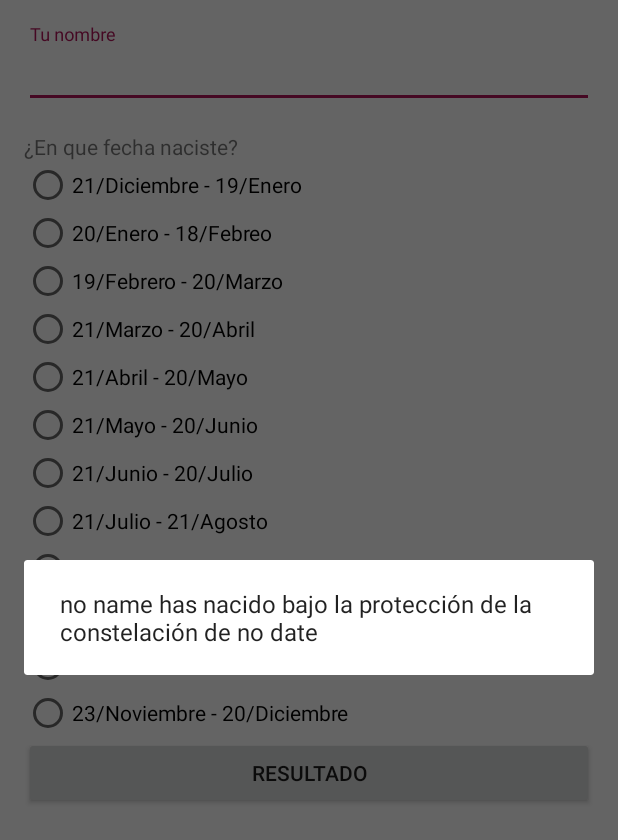
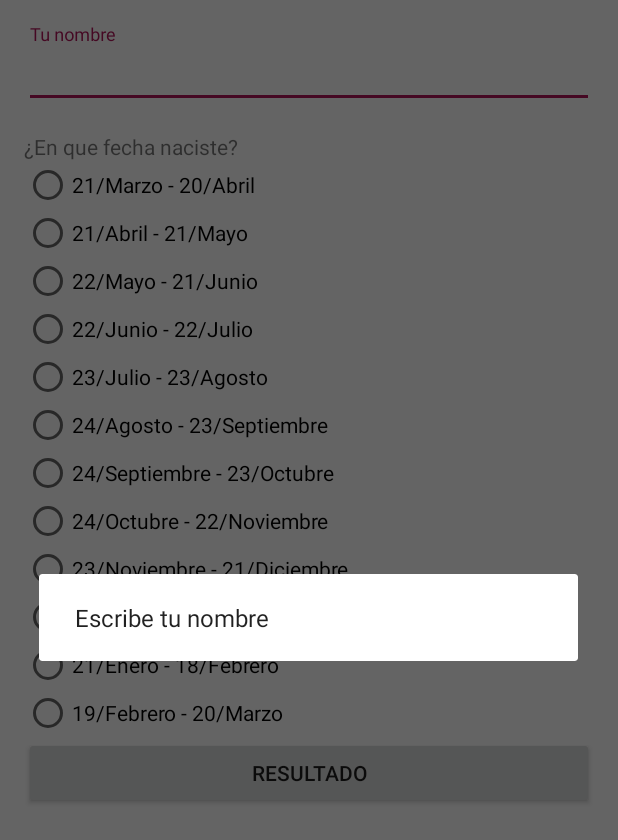
Before and after one commit to ovan66/CiberZodiac, an Android app: the ZodiacActivity screen opened directly, with no data from a screen before it, after a tap on "RESULTADO", on a phone screen of 412 x 824 dp. Shown: the top 840 px of the screen. Run offline under Robolectric (Android 15) with nearby library versions, the light colour scheme and no system bars; 1 statement that could not run was skipped.

Commit message:
final commitment

```diff
--- a/app/src/main/java/bastian/ciberzodiac/data/ResultZodiac.java
+++ b/app/src/main/java/bastian/ciberzodiac/data/ResultZodiac.java
@@ -18,7 +18,14 @@
     }
 
     public String result(){
-        { return nameSearcher() + " has nacido bajo la protección de la constelación de " +dateComparation();}
+        if (nameSearcher().equals("no name")){
+            return "Escribe tu nombre";
+        }else if ("no date".equals(dateComparation())){
+            return "Escoge una fecha";
+        }else if ((nameSearcher().equals("no name"))&&(dateComparation().equals("no date"))){
+            return "Escribe tu nombre y Escoge una fecha";
+        }else{
+            return nameSearcher() + " has nacido bajo la protección de la constelación de " +dateComparation();}
     }
 
     private String nameSearcher(){
@@ -51,42 +58,42 @@
                 matcher = i;
             }
         }
-        if (matcher == 1){
+        if (matcher == 0){
             return "Aries";}
 
-        else if (matcher == 2){
+        else if (matcher == 1){
             return "Tauro";}
 
-        else if (matcher == 3){
+        else if (matcher == 2){
             return "Géminis";}
 
-        else if (matcher == 4){
+        else if (matcher == 3){
             return "Cáncer";}
 
-        else if (matcher == 5){
+        else if (matcher == 4){
             return "Leo";}
 
-        else if (matcher == 6){
+        else if (matcher == 5){
             return "Virgo";}
 
-        else if (matcher == 7){
+        else if (matcher == 6){
             return "Libra";}
 
-        else if (matcher == 8){
+        else if (matcher == 7){
             return "Escorpio";}
 
-        else if (matcher == 9){
+        else if (matcher == 8){
             return "Sagitario";}
 
-        else if (matcher == 10){
+        else if (matcher == 9){
             return "Capricornio";}
 
-        else if (matcher == 11){
+        else if (matcher == 10){
             return "Acuario";}
 
-        else if (matcher == 12){
+        else if (matcher == 11){
             return "Piscis";}
-        else {
+        else{
             return "no date";
         }
     }
--- a/app/src/main/java/bastian/ciberzodiac/view/ZodiacActivity.java
+++ b/app/src/main/java/bastian/ciberzodiac/view/ZodiacActivity.java
@@ -18,7 +18,6 @@
 import static android.R.attr.name;
 
 public class ZodiacActivity extends AppCompatActivity {
-
 
     private TextInputEditText nameEt;
     private RadioGroup radioGroup;
--- a/app/src/main/java/bastian/ciberzodiac/view/resultBtn.java
+++ /dev/null
@@ -1,65 +0,0 @@
-package bastian.ciberzodiac.view;
-
-
-import android.os.Bundle;
-import android.support.annotation.Nullable;
-import android.support.design.widget.TextInputEditText;
-import android.support.v4.app.Fragment;
-import android.support.v7.app.AlertDialog;
-import android.view.LayoutInflater;
-import android.view.View;
-import android.view.ViewGroup;
-import android.widget.Button;
-import android.widget.EditText;
-import android.widget.RadioButton;
-import android.widget.RadioGroup;
-
-import bastian.ciberzodiac.R;
-import bastian.ciberzodiac.data.ResultZodiac;
-
-
-/**
- * A simple {@link Fragment} subclass.
- */
-public class resultBtn extends Fragment {
-
-
-    private TextInputEditText nameEt;
-    private RadioGroup radioGroup;
-
-    public resultBtn() {
-        // Required empty public constructor
-    }
-
-    @Override
-    public View onCreateView(LayoutInflater inflater, ViewGroup container,
-                             Bundle savedInstanceState) {
-        // Inflate the layout for this fragment
-        return inflater.inflate(R.layout.fragment_result_btn, container, false);
-    }
-
-    @Override
-    public void onViewCreated(View view, @Nullable Bundle savedInstanceState) {
-        super.onViewCreated(view, savedInstanceState);
-        nameEt = (TextInputEditText) view.findViewById(R.id.nameEt);
-        radioGroup = (RadioGroup) view.findViewById(R.id.dateRg);
-
-        Button button= (Button) view.findViewById(R.id.ResultBtn);
-        button.setOnClickListener(new View.OnClickListener() {
-            @Override
-            public void onClick(View v) {
-                String name = nameEt.getText().toString();
-                int radioBtn = radioGroup.getCheckedRadioButtonId();
-                String date = "";
-                if (radioBtn != -1);
-                RadioButton radioButton = (RadioButton) radioGroup.findViewById(radioBtn);
-                date = radioButton.getText().toString();
-                ResultZodiac resultZodiac = new ResultZodiac(name,date, getContext());
-                AlertDialog.Builder dialog = new AlertDialog.Builder(getContext());
-                dialog.setMessage(resultZodiac.result());
-                dialog.show();
-
-            }
-        });
-    }
-}
--- a/app/src/main/res/layout/activity_zodiac.xml
+++ b/app/src/main/res/layout/activity_zodiac.xml
@@ -40,11 +40,7 @@
             android:layout_width="match_parent"
             android:layout_height="wrap_content" />
 
-        <RadioButton
-            android:text="@string/Piscis"
-            android:layout_width="match_parent"
-            android:layout_height="wrap_content"
-            android:id="@+id/radioButton" />
+
 
         <RadioButton
             android:text="@string/Aries"
@@ -90,14 +86,19 @@
             android:text="@string/Acuario"
             android:layout_width="match_parent"
             android:layout_height="wrap_content" />
+        <RadioButton
+            android:text="@string/Piscis"
+            android:layout_width="match_parent"
+            android:layout_height="wrap_content"
+            android:id="@+id/radioButton" />
 
-        <fragment
-            android:id="@+id/resultBtn"
-            android:name="bastian.ciberzodiac.view.resultBtn"
+        <Button
+            android:layout_marginBottom="50dp"
+            android:id="@+id/ResultBtn"
+            android:text="Resultado"
             android:layout_width="match_parent"
             android:layout_height="0dp"
-            android:layout_weight="1"
-            tools:layout="@layout/fragment_result_btn" />
+            android:layout_weight="1"/>
 
     </RadioGroup>
     </ScrollView>
--- a/app/src/main/res/layout/fragment_result_btn.xml
+++ /dev/null
@@ -1,14 +0,0 @@
-<FrameLayout xmlns:android="http://schemas.android.com/apk/res/android"
-    xmlns:tools="http://schemas.android.com/tools"
-    android:layout_width="match_parent"
-    android:layout_height="match_parent"
-    tools:context="bastian.ciberzodiac.view.resultBtn">
-
-    <Button
-        android:layout_marginBottom="50dp"
-        android:id="@+id/ResultBtn"
-        android:text="Resultado"
-        android:layout_width="match_parent"
-        android:layout_height="wrap_content" />
-
-</FrameLayout>
--- a/app/src/main/res/values/strings.xml
+++ b/app/src/main/res/values/strings.xml
@@ -3,20 +3,17 @@
     <string name="action_settings">Settings</string>
     <string name="title_activity_zodiac">ZodiacActivity</string>
 
-    <string name="Aries">20/Enero - 18/Febreo</string>
-    <string name="Tauro">19/Febrero - 20/Marzo</string>
-    <string name="Géminis">21/Marzo - 20/Abril</string>
-    <string name="Cáncer">21/Abril - 20/Mayo</string>
-    <string name="Leo">21/Mayo - 20/Junio</string>
-    <string name="Virgo">21/Junio - 20/Julio</string>
-    <string name="Libra">21/Julio - 21/Agosto</string>
-    <string name="Escorpio">22/Agosto - 22/Septiembre</string>
-    <string name="Sagitario">23/Septiembre - 22/Octubre</string>
-    <string name="Capricornio">23/Octubre - 22/Noviembre</string>
-    <string name="Acuario">23/Noviembre - 20/Diciembre</string>
-    <string name="Piscis">21/Diciembre - 19/Enero</string>
-
-    <!-- TODO: Remove or change this placeholder text -->
-    <string name="hello_blank_fragment">Hello blank fragment</string>
+    <string name="Aries">21/Marzo - 20/Abril</string>
+    <string name="Tauro">21/Abril - 21/Mayo</string>
+    <string name="Géminis">22/Mayo - 21/Junio</string>
+    <string name="Cáncer">22/Junio - 22/Julio</string>
+    <string name="Leo">23/Julio - 23/Agosto</string>
+    <string name="Virgo">24/Agosto - 23/Septiembre</string>
+    <string name="Libra">24/Septiembre - 23/Octubre</string>
+    <string name="Escorpio">24/Octubre - 22/Noviembre</string>
+    <string name="Sagitario">23/Noviembre - 21/Diciembre</string>
+    <string name="Capricornio">22/Diciembre - 20/Enero</string>
+    <string name="Acuario">21/Enero - 18/Febrero</string>
+    <string name="Piscis">19/Febrero - 20/Marzo</string>
 
 </resources>
```
